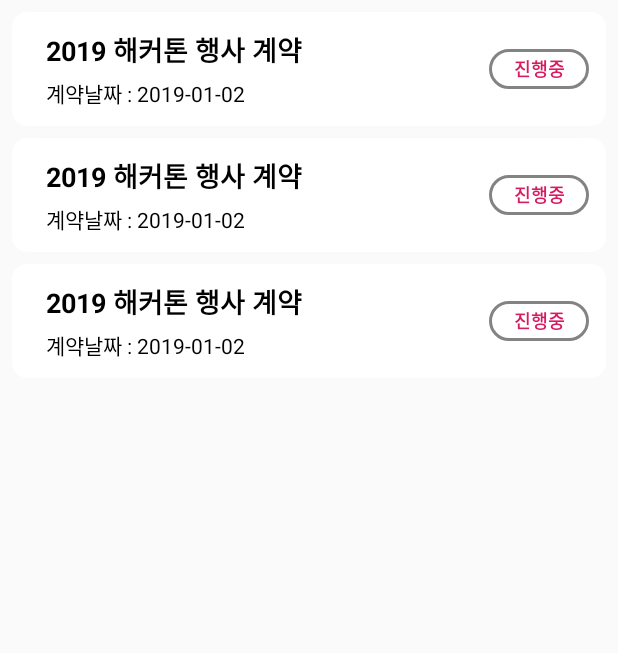
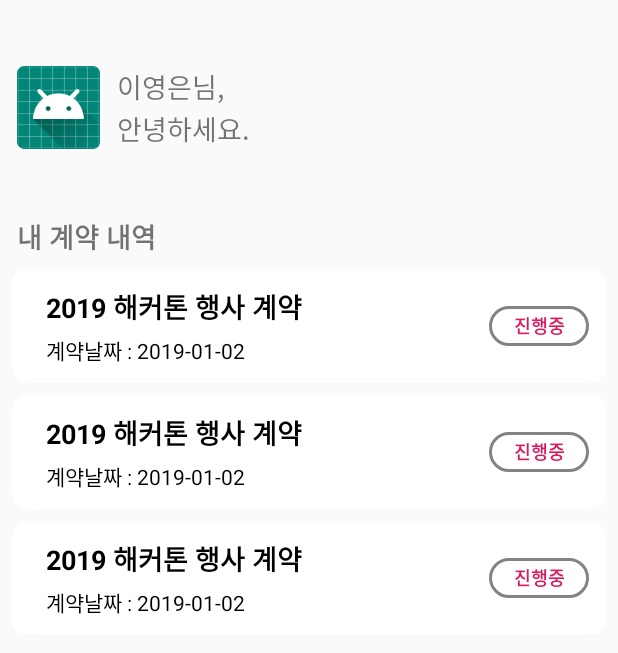
Before and after one commit to Monsteel/Cossain, an Android app: the layout activity_main.xml on its own in the app's theme, with its tools: preview values and no code run, on a phone screen of 412 x 824 dp. Shown: the top 653 px of the screen. Run offline under Robolectric (Android 15) with nearby library versions, the phone set to English and light mode, and no system bars.

```diff
--- a/app/src/main/java/com/project/swhackaton/network/service/ContractService.java
+++ b/app/src/main/java/com/project/swhackaton/network/service/ContractService.java
@@ -26,4 +26,7 @@ public interface ContractService {
 
     @GET("/contract")
     Call<Response<Data>> getContractList(@Header("x-access-token")String token);
+
+    @GET("/info")
+    Call<Response<Data>> getUserInfo(@Header("x-access-token")String token);
 }
--- a/app/src/main/res/layout/activity_main.xml
+++ b/app/src/main/res/layout/activity_main.xml
@@ -1,5 +1,6 @@
 <?xml version="1.0" encoding="utf-8"?>
 <layout xmlns:android="http://schemas.android.com/apk/res/android"
+    xmlns:app="http://schemas.android.com/apk/res-auto"
     xmlns:tools="http://schemas.android.com/tools">
 
     <LinearLayout
@@ -7,10 +8,53 @@
         android:layout_height="match_parent"
         tools:context=".view.MainActivity">
 
-        <androidx.recyclerview.widget.RecyclerView
-            android:id="@+id/List"
+        <LinearLayout
             android:layout_width="match_parent"
             android:layout_height="match_parent"
-            tools:listitem="@layout/list_item"/>
+            android:orientation="vertical">
+
+            <LinearLayout
+                android:layout_width="match_parent"
+                android:layout_height="wrap_content"
+                android:orientation="horizontal">
+
+                <ImageView
+                    android:id="@+id/imageView3"
+                    android:layout_width="25pt"
+                    android:layout_height="25pt"
+                    android:layout_gravity="right|center_vertical"
+                    android:layout_margin="5pt"
+                    app:srcCompat="@mipmap/ic_launcher_round" />
+
+                <TextView
+                    android:id="@+id/hello_user"
+                    android:layout_width="wrap_content"
+                    android:layout_height="wrap_content"
+                    android:layout_marginTop="20pt"
+                    android:layout_marginBottom="20pt"
+                    android:lineSpacingExtra="1dp"
+                    android:text="이영은님,\n안녕하세요."
+                    android:textSize="18sp"
+                    android:typeface="normal" />
+
+            </LinearLayout>
+
+            <TextView
+                android:id="@+id/textView7"
+                android:layout_width="match_parent"
+                android:layout_height="wrap_content"
+                android:layout_marginLeft="5pt"
+                android:text="내 계약 내역"
+                android:textSize="18sp"
+                android:textStyle="bold" />
+
+            <androidx.recyclerview.widget.RecyclerView
+                android:id="@+id/List"
+                android:layout_width="match_parent"
+                android:layout_height="match_parent"
+                tools:listitem="@layout/list_item" />
+
+        </LinearLayout>
+
     </LinearLayout>
 </layout>
--- a/app/src/main/res/layout/list_item.xml
+++ b/app/src/main/res/layout/list_item.xml
@@ -2,7 +2,7 @@
 <androidx.cardview.widget.CardView xmlns:android="http://schemas.android.com/apk/res/android"
     xmlns:app="http://schemas.android.com/apk/res-auto"
     xmlns:tools="http://schemas.android.com/tools"
-    android:id="@+id/ChannelCardView"
+    android:id="@+id/cardView"
     android:layout_width="match_parent"
     android:layout_height="wrap_content"
     android:layout_marginStart="8dp"
```
Also changed, not shown: app/src/main/AndroidManifest.xml (+5 -7 lines), app/src/main/java/com/project/swhackaton/adapter/ListViewAdapter.java (+9 -0 lines), app/src/main/java/com/project/swhackaton/model/user.java (added, +40 -0 lines), app/src/main/java/com/project/swhackaton/network/Data.java (+10 -0 lines), app/src/main/java/com/project/swhackaton/view/MainActivity.java (+15 -0 lines), app/src/main/java/com/project/swhackaton/view/SignActivity.java (added, +16 -0 lines), app/src/main/res/layout/activity_sign.xml (added, +9 -0 lines).
